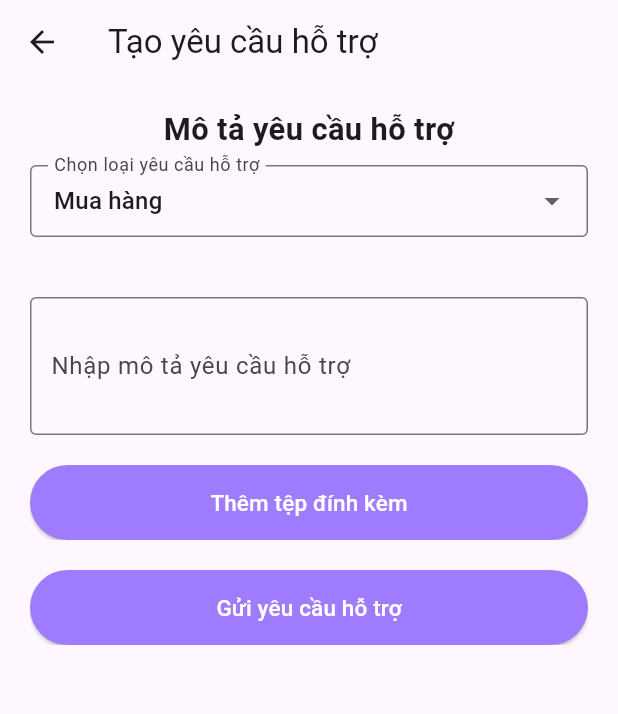
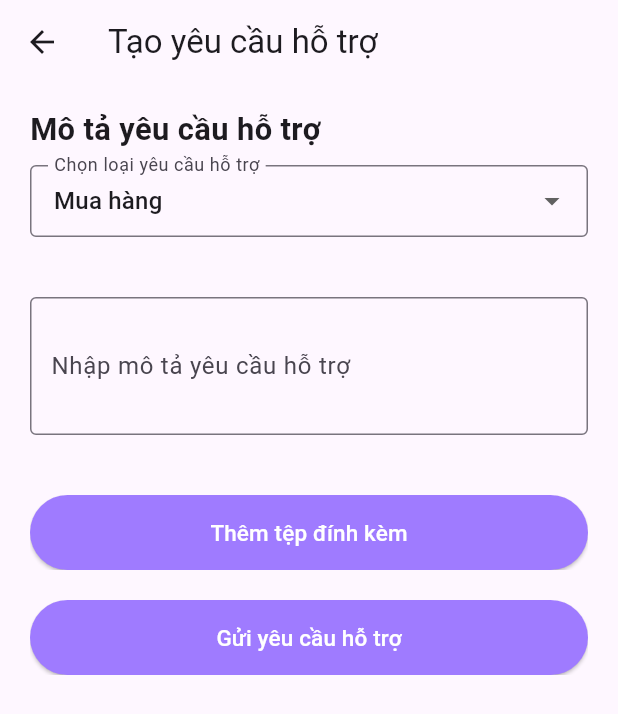
Before and after one commit to minkuan-buu/HMES-Mobile, a Flutter app: the CreateTicket screen opened directly with empty values, on a phone screen of 412 x 824 dp. Shown: the top 714 px of the screen. Run offline on Flutter 3.47's test engine with Material 3 defaults, Android fonts, the phone set to English and light mode, and no system bars; our stand-ins replace firebase_core, firebase_messaging, flutter_local_notifications, flutter_secure_storage, flutter_svg, fluttertoast and 5 more; missing offline and left inert: flutter_foreground_task, flutter_timer_countdown, mqtt_client, network_info_plus; accounts and stored records are empty; Roboto replaces fonts that are missing (Ubuntu).

Commit message:
[Fix] change fix column to scroll view

```diff
--- a/lib/pages/ticket.dart
+++ b/lib/pages/ticket.dart
@@ -338,17 +338,17 @@ class _CreateTicketState extends State<CreateTicket> {
           },
         ),
       ),
-      body: Column(
-        children: [
-          Expanded(
+      // Wrap the entire body in a SingleChildScrollView to make it scrollable
+      body: SingleChildScrollView(
+        // Add padding to ensure content doesn't get hidden behind keyboard
+        padding: EdgeInsets.only(
+          bottom: MediaQuery.of(context).viewInsets.bottom,
+        ),
         child: Padding(
-              padding: const EdgeInsets.only(
-                left: 20,
-                right: 20,
-                top: 15,
-                bottom: 15,
-              ),
+          padding: const EdgeInsets.symmetric(horizontal: 20, vertical: 15),
           child: Column(
+            crossAxisAlignment: CrossAxisAlignment.start,
+            mainAxisSize: MainAxisSize.min,
             children: [
               Text(
                 'Mô tả yêu cầu hỗ trợ',
@@ -371,8 +371,7 @@ class _CreateTicketState extends State<CreateTicket> {
                 items:
                     <String>['Mua hàng', 'Kỹ thuật'].map((String value) {
                       return DropdownMenuItem<String>(
-                            value:
-                                value == 'Mua hàng' ? 'Shopping' : 'Technical',
+                        value: value == 'Mua hàng' ? 'Shopping' : 'Technical',
                         child: Text(value),
                       );
                     }).toList(),
@@ -486,6 +485,7 @@ class _CreateTicketState extends State<CreateTicket> {
                     },
                   ),
                 ),
+              const SizedBox(height: 20),
               ClipRRect(
                 borderRadius: const BorderRadius.all(Radius.circular(10)),
                 child: SizedBox(
@@ -542,11 +542,11 @@ class _CreateTicketState extends State<CreateTicket> {
                   ),
                 ),
               ),
+              // Add padding at the bottom to ensure content is not hidden by keyboard
+              SizedBox(height: 20),
             ],
           ),
         ),
-          ),
-        ],
       ),
     );
   }
```
Lines whose indentation alone changed are shown as unchanged.
